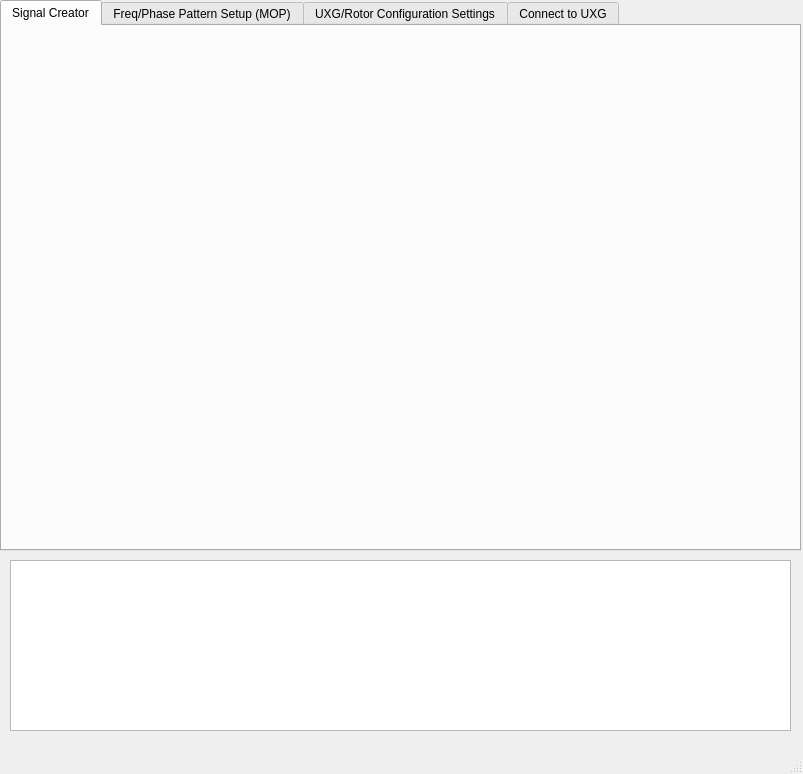
Qt form UXG/mainwindow.ui (jonk4m/UXG) before a commit.
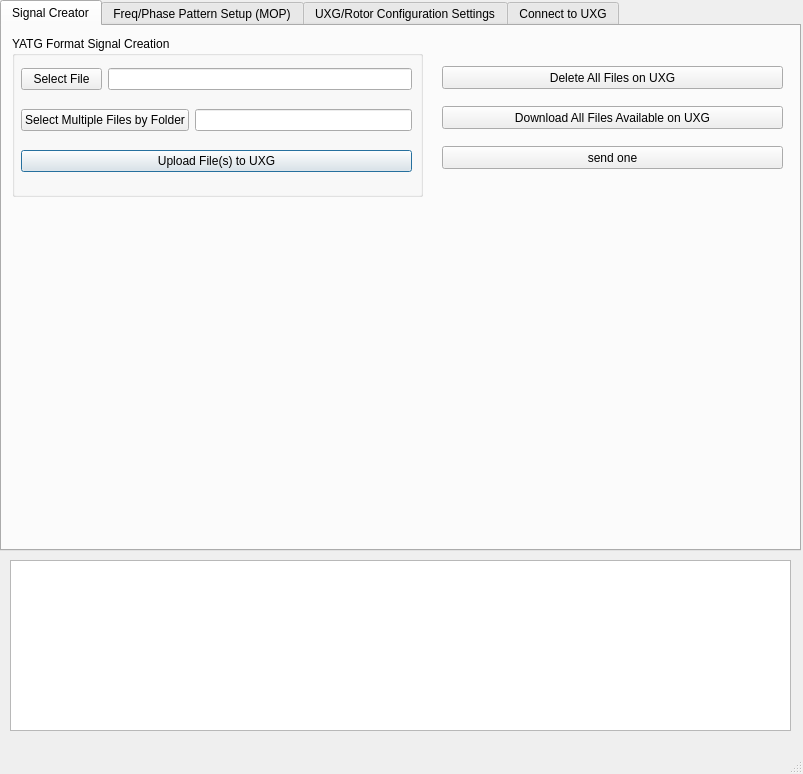
The same form after that commit. The open tabs and pages were chosen to show the change.

Commit message: Began making progress on YATG uploads, added the YATG Class.

Patch:
```diff
--- a/UXG/mainwindow.ui
+++ b/UXG/mainwindow.ui
@@ -30,6 +30,114 @@
      <attribute name="title">
       <string>Signal Creator</string>
      </attribute>
+     <widget class="QPushButton" name="pushButton_3">
+      <property name="geometry">
+       <rect>
+        <x>440</x>
+        <y>120</y>
+        <width>341</width>
+        <height>23</height>
+       </rect>
+      </property>
+      <property name="text">
+       <string>send one</string>
+      </property>
+     </widget>
+     <widget class="QGroupBox" name="groupBox">
+      <property name="geometry">
+       <rect>
+        <x>10</x>
+        <y>10</y>
+        <width>411</width>
+        <height>161</height>
+       </rect>
+      </property>
+      <property name="title">
+       <string>YATG Format Signal Creation</string>
+      </property>
+      <widget class="QWidget" name="gridLayoutWidget_3">
+       <property name="geometry">
+        <rect>
+         <x>9</x>
+         <y>19</y>
+         <width>391</width>
+         <height>131</height>
+        </rect>
+       </property>
+       <layout class="QGridLayout" name="gridLayout_3">
+        <item row="1" column="2">
+         <widget class="QLineEdit" name="select_multiple_files_by_folder_line_editor"/>
+        </item>
+        <item row="0" column="0">
+         <widget class="QPushButton" name="select_yatg_file_push_button">
+          <property name="text">
+           <string>Select File</string>
+          </property>
+         </widget>
+        </item>
+        <item row="2" column="0" colspan="3">
+         <widget class="QPushButton" name="upload_yatg_file_to_uxg_push_button">
+          <property name="font">
+           <font>
+            <strikeout>false</strikeout>
+           </font>
+          </property>
+          <property name="acceptDrops">
+           <bool>false</bool>
+          </property>
+          <property name="autoFillBackground">
+           <bool>false</bool>
+          </property>
+          <property name="text">
+           <string>Upload File(s) to UXG</string>
+          </property>
+          <property name="autoDefault">
+           <bool>false</bool>
+          </property>
+          <property name="default">
+           <bool>true</bool>
+          </property>
+         </widget>
+        </item>
+        <item row="1" column="0" colspan="2">
+         <widget class="QPushButton" name="select_multiple_files_by_folder_push_button">
+          <property name="text">
+           <string>Select Multiple Files by Folder</string>
+          </property>
+         </widget>
+        </item>
+        <item row="0" column="1" colspan="2">
+         <widget class="QLineEdit" name="selected_yatg_file_line_editor"/>
+        </item>
+       </layout>
+      </widget>
+     </widget>
+     <widget class="QPushButton" name="delete_all_files_on_uxg_push_button">
+      <property name="geometry">
+       <rect>
+        <x>440</x>
+        <y>40</y>
+        <width>341</width>
+        <height>23</height>
+       </rect>
+      </property>
+      <property name="text">
+       <string>Delete All Files on UXG</string>
+      </property>
+     </widget>
+     <widget class="QPushButton" name="download_all_files_from_uxg_push_button_2">
+      <property name="geometry">
+       <rect>
+        <x>440</x>
+        <y>80</y>
+        <width>341</width>
+        <height>23</height>
+       </rect>
+      </property>
+      <property name="text">
+       <string>Download All Files Available on UXG</string>
+      </property>
+     </widget>
     </widget>
     <widget class="QWidget" name="freq_phase_tab">
      <attribute name="title">
@@ -4400,20 +4508,6 @@
          </property>
         </widget>
        </item>
-       <item row="1" column="2">
-        <widget class="QPushButton" name="download_all_files_from_uxg_push_button_2">
-         <property name="text">
-          <string>Download All Files Available on UXG</string>
-         </property>
-        </widget>
-       </item>
-       <item row="3" column="2">
-        <widget class="QPushButton" name="initiate_uxg_self_test_push_button">
-         <property name="text">
-          <string>Initiate UXG Self-Test</string>
-         </property>
-        </widget>
-       </item>
        <item row="2" column="1">
         <widget class="QPushButton" name="pushButton_2">
          <property name="text">
@@ -4421,13 +4515,6 @@
          </property>
         </widget>
        </item>
-       <item row="2" column="2">
-        <widget class="QPushButton" name="delete_all_files_on_uxg_push_button">
-         <property name="text">
-          <string>Delete All Files on UXG</string>
-         </property>
-        </widget>
-       </item>
        <item row="1" column="1">
         <widget class="QPushButton" name="pushButton">
          <property name="text">
@@ -4436,7 +4523,7 @@
         </widget>
        </item>
        <item row="4" column="1">
-        <widget class="QPushButton" name="pushButton_3">
+        <widget class="QPushButton" name="initiate_uxg_self_test_push_button">
          <property name="text">
           <string>send one</string>
          </property>
```
Left out of the diff: 12 changed lines with no effect on the pictures. The commit also changes 7 other files.
